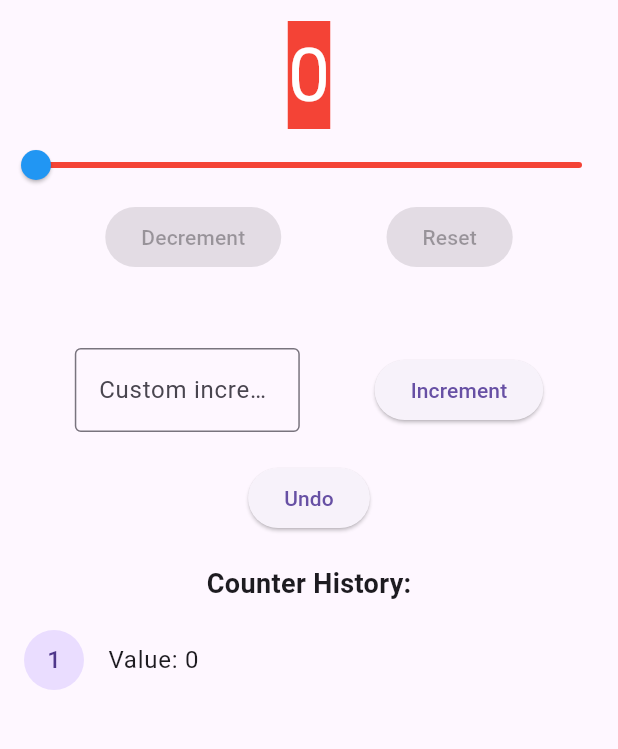
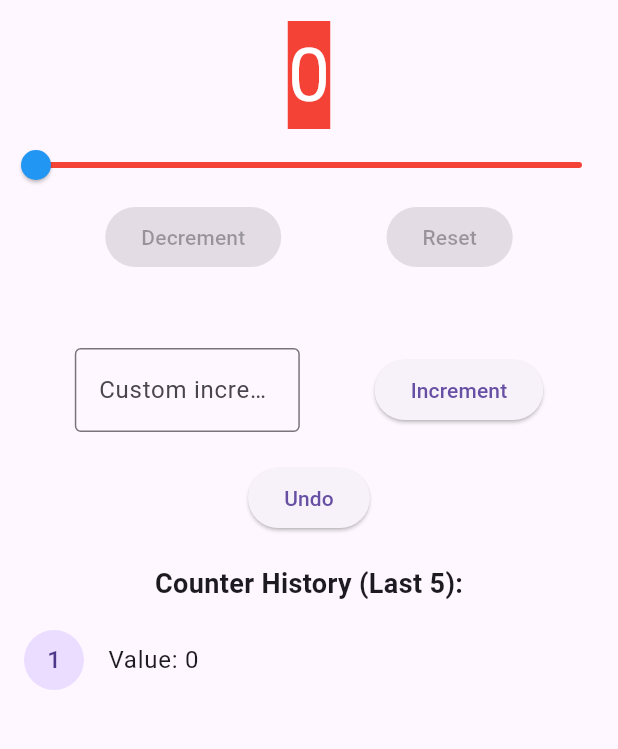
Before and after one commit to OfficialEseosa/MadProjects, a Flutter app: the screen it shows after launch, after a tap on "Increment", on a phone screen of 412 x 824 dp, the part 63-812 px from its top. Run offline on Flutter 3.47's test engine with Material 3 defaults, Android fonts, the phone set to English and light mode, and no system bars; our stand-ins replace shared_preferences.

Commit message:
Limit counter history display to last 5 entries and update label accordingly

```diff
--- a/inclass04/lib/main.dart
+++ b/inclass04/lib/main.dart
@@ -196,7 +196,7 @@ class _CounterWidgetState extends State<CounterWidget> {
           SizedBox(height: 20),
 
           Text(
-            'Counter History:',
+            'Counter History (Last 5):',
             style: TextStyle(fontSize: 18, fontWeight: FontWeight.bold),
           ),
           SizedBox(height: 10),
@@ -204,13 +204,14 @@ class _CounterWidgetState extends State<CounterWidget> {
             child: _history.isEmpty
                 ? Center(child: Text('No history yet'))
                 : ListView.builder(
-                    itemCount: _history.length,
+                    itemCount: _history.length > 5 ? 5 : _history.length,
                     itemBuilder: (context, index) {
+                      int historyIndex = _history.length - 1 - index;
                       return ListTile(
                         leading: CircleAvatar(
-                          child: Text('${index + 1}'),
+                          child: Text('${historyIndex + 1}'),
                         ),
-                        title: Text('Value: ${_history[index]}'),
+                        title: Text('Value: ${_history[historyIndex]}'),
                       );
                     },
                   ),
```
